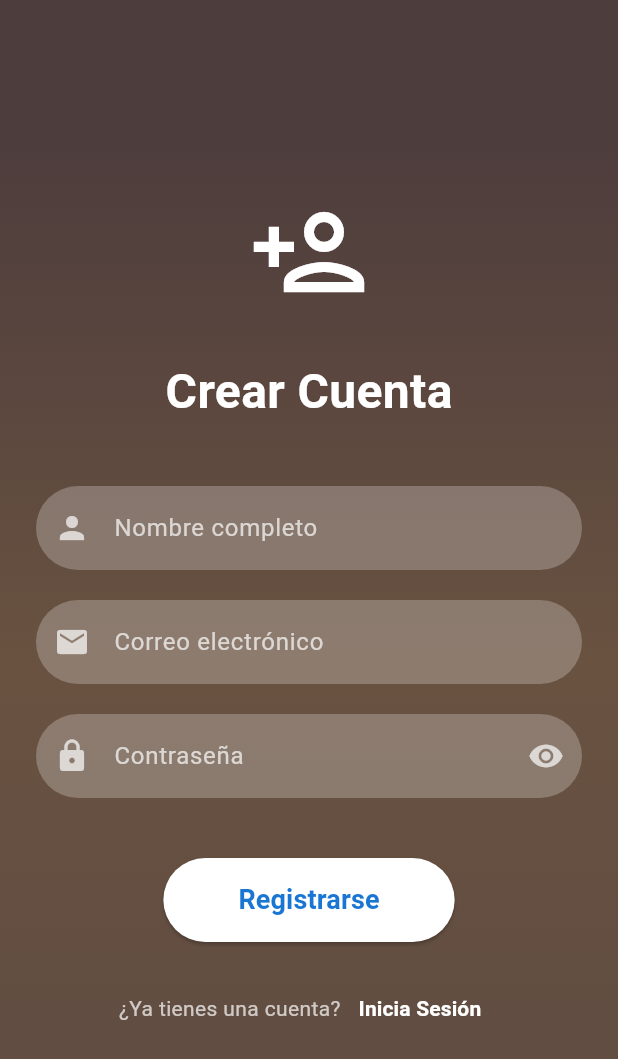
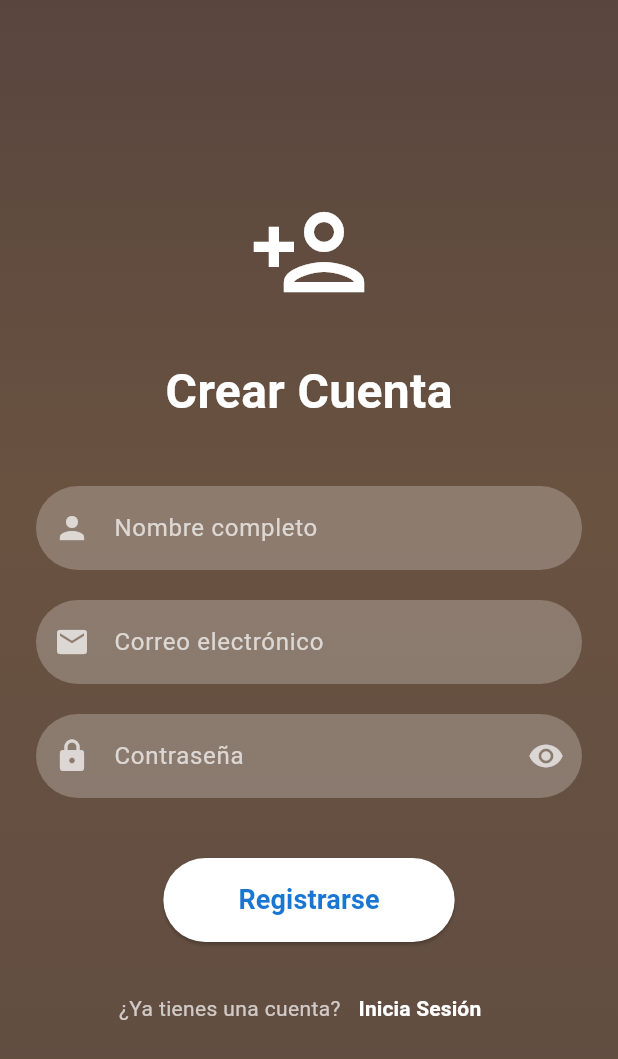
Before and after one commit to Ipeross/Examen_Moviles_Feast_Fit_IPO, a Flutter app: the RegisterScreen screen opened directly, on a phone screen of 412 x 824 dp. Shown: the top 1059 px of the screen. Run offline on Flutter 3.47's test engine with Material 3 defaults, Android fonts, the light colour scheme and no system bars.

Commit message:
Implementation widget on RegisterScreen

```diff
--- a/lib/screens/register_screen.dart
+++ b/lib/screens/register_screen.dart
@@ -1,4 +1,5 @@
 import 'package:feast_fit/screens/screens.dart';
+import 'package:feast_fit/widgets/widgets.dart';
 import 'package:flutter/material.dart';
 
 class RegisterScreen extends StatefulWidget {
@@ -38,27 +39,7 @@ class _RegisterScreenState extends State<RegisterScreen>
   @override
   Widget build(BuildContext context) {
     return Scaffold(
-      body: AnimatedBuilder(
-        animation: _animationController,
-        builder: (context, child) {
-          return Container(
-            decoration: BoxDecoration(
-                gradient: LinearGradient(
-              begin: Alignment(
-                0.0, // Fijo en x
-                -1.0 + (1 * _animationController.value), // Varía de -1 a 1 en y
-              ),
-              end: Alignment(
-                0.0, // Fijo en x
-                1.5 + (1 * _animationController.value), // Varía de 0 a 2 en y
-              ),
-              colors: const [
-                Color.fromARGB(255, 78, 61, 61),
-                Color.fromARGB(255, 105, 82, 64),
-                Color.fromARGB(255, 95, 75, 67),
-                Color.fromARGB(255, 83, 70, 70),
-              ],
-            )),
+        body: AnimatedGradientBackground(
       child: SafeArea(
         child: Center(
           child: SingleChildScrollView(
@@ -83,20 +64,18 @@ class _RegisterScreenState extends State<RegisterScreen>
                         controller: _nameController,
                         decoration: InputDecoration(
                           hintText: 'Nombre completo',
-                                prefixIcon: const Icon(Icons.person,
-                                    color: Colors.white70),
+                          prefixIcon:
+                              const Icon(Icons.person, color: Colors.white70),
                           filled: true,
                           fillColor: Colors.white24,
                           border: OutlineInputBorder(
                             borderRadius: BorderRadius.circular(30),
                             borderSide: BorderSide.none,
                           ),
-                                hintStyle:
-                                    const TextStyle(color: Colors.white70),
+                          hintStyle: const TextStyle(color: Colors.white70),
                         ),
                         style: const TextStyle(color: Colors.white),
-                              validator: (value) =>
-                                  value == null || value.isEmpty
+                        validator: (value) => value == null || value.isEmpty
                             ? 'Por favor ingresa tu nombre'
                             : null,
                       ),
@@ -105,16 +84,15 @@ class _RegisterScreenState extends State<RegisterScreen>
                         controller: _emailController,
                         decoration: InputDecoration(
                           hintText: 'Correo electrónico',
-                                prefixIcon: const Icon(Icons.email,
-                                    color: Colors.white70),
+                          prefixIcon:
+                              const Icon(Icons.email, color: Colors.white70),
                           filled: true,
                           fillColor: Colors.white24,
                           border: OutlineInputBorder(
                             borderRadius: BorderRadius.circular(30),
                             borderSide: BorderSide.none,
                           ),
-                                hintStyle:
-                                    const TextStyle(color: Colors.white70),
+                          hintStyle: const TextStyle(color: Colors.white70),
                         ),
                         style: const TextStyle(color: Colors.white),
                         validator: (value) {
@@ -131,8 +109,8 @@ class _RegisterScreenState extends State<RegisterScreen>
                         obscureText: !_isPasswordVisible,
                         decoration: InputDecoration(
                           hintText: 'Contraseña',
-                                prefixIcon: const Icon(Icons.lock,
-                                    color: Colors.white70),
+                          prefixIcon:
+                              const Icon(Icons.lock, color: Colors.white70),
                           suffixIcon: IconButton(
                             icon: Icon(
                               _isPasswordVisible
@@ -152,8 +130,7 @@ class _RegisterScreenState extends State<RegisterScreen>
                             borderRadius: BorderRadius.circular(30),
                             borderSide: BorderSide.none,
                           ),
-                                hintStyle:
-                                    const TextStyle(color: Colors.white70),
+                          hintStyle: const TextStyle(color: Colors.white70),
                         ),
                         style: const TextStyle(color: Colors.white),
                         validator: (value) {
@@ -178,8 +155,7 @@ class _RegisterScreenState extends State<RegisterScreen>
                         ),
                         child: const Text('Registrarse',
                             style: TextStyle(
-                                      fontSize: 18,
-                                      fontWeight: FontWeight.bold)),
+                                fontSize: 18, fontWeight: FontWeight.bold)),
                       ),
                       const SizedBox(height: 20),
                       Row(
@@ -204,10 +180,7 @@ class _RegisterScreenState extends State<RegisterScreen>
           ),
         ),
       ),
-          );
-        },
-      ),
-    );
+    ));
   }
 
   @override
```
Lines whose indentation alone changed are shown as unchanged.
